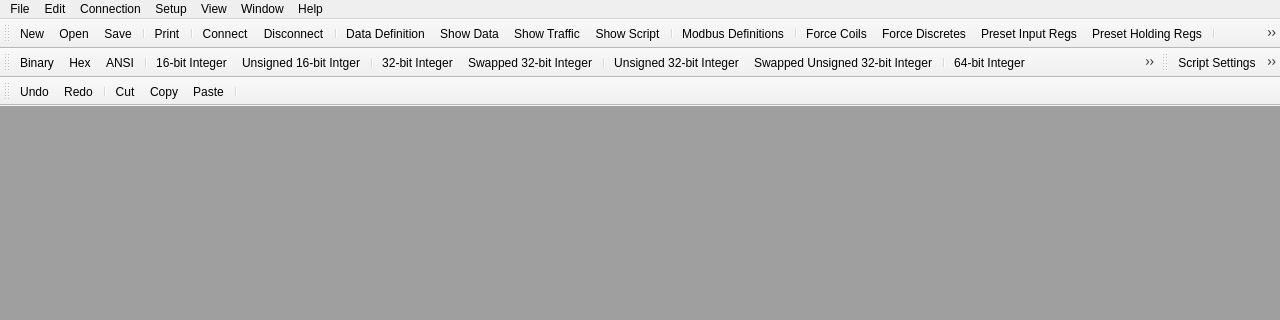
Before: the Qt Designer form src/mainwindow.ui in sanny32/OpenModSim, drawn with Qt 5; both pictures show x 0 to 1280 and y 0 to 320 of the 1280 by 720 pixel window.
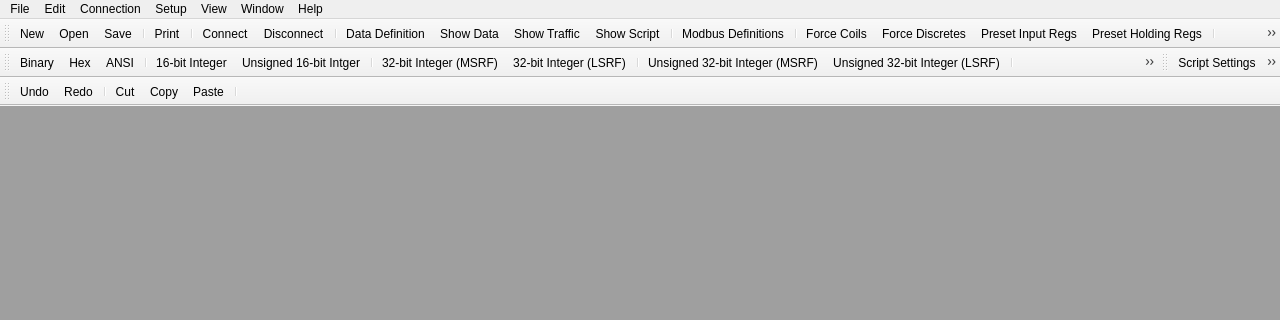
After: the same form once the commit is applied. Icons and pictures are not drawn.

Patch:
```diff
--- a/src/mainwindow.ui
+++ b/src/mainwindow.ui
@@ -486,7 +486,7 @@
      <normaloff>:/res/actionFloatingPt.png</normaloff>:/res/actionFloatingPt.png</iconset>
    </property>
    <property name="text">
-    <string>Float</string>
+    <string>Float (MSRF)</string>
    </property>
    <property name="toolTip">
     <string>Float (MSRF)</string>
@@ -504,7 +504,7 @@
      <normaloff>:/res/actionSwappedFP.png</normaloff>:/res/actionSwappedFP.png</iconset>
    </property>
    <property name="text">
-    <string>Swapped Float</string>
+    <string>Float (LSRF)</string>
    </property>
    <property name="toolTip">
     <string>Float (LSRF)</string>
@@ -522,7 +522,7 @@
      <normaloff>:/res/actionDblFloat.png</normaloff>:/res/actionDblFloat.png</iconset>
    </property>
    <property name="text">
-    <string>Double</string>
+    <string>Double (MSRF)</string>
    </property>
    <property name="iconText">
     <string>Double</string>
@@ -543,7 +543,7 @@
      <normaloff>:/res/actionSwappedDbl.png</normaloff>:/res/actionSwappedDbl.png</iconset>
    </property>
    <property name="text">
-    <string>Swapped Double</string>
+    <string>Double (LSRF)</string>
    </property>
    <property name="toolTip">
     <string>Double (LSRF)</string>
@@ -909,7 +909,7 @@
      <normaloff>:/res/actionInt32.png</normaloff>:/res/actionInt32.png</iconset>
    </property>
    <property name="text">
-    <string>32-bit Integer</string>
+    <string>32-bit Integer (MSRF)</string>
    </property>
    <property name="toolTip">
     <string>32-bit Integer (MSRF)</string>
@@ -927,7 +927,7 @@
      <normaloff>:/res/actionSwappedInt32.png</normaloff>:/res/actionSwappedInt32.png</iconset>
    </property>
    <property name="text">
-    <string>Swapped 32-bit Integer</string>
+    <string>32-bit Integer (LSRF)</string>
    </property>
    <property name="toolTip">
     <string>32-bit Integer (LSRF)</string>
@@ -945,7 +945,7 @@
      <normaloff>:/res/actionUInt32.png</normaloff>:/res/actionUInt32.png</iconset>
    </property>
    <property name="text">
-    <string>Unsigned 32-bit Integer</string>
+    <string>Unsigned 32-bit Integer (MSRF)</string>
    </property>
    <property name="toolTip">
     <string>Unsigned 32-bit Integer (MSRF)</string>
@@ -963,7 +963,7 @@
      <normaloff>:/res/actionSwappedUInt32.png</normaloff>:/res/actionSwappedUInt32.png</iconset>
    </property>
    <property name="text">
-    <string>Swapped Unsigned 32-bit Integer</string>
+    <string>Unsigned 32-bit Integer (LSRF)</string>
    </property>
    <property name="toolTip">
     <string>Unsigned 32-bit Integer (LSRF)</string>
@@ -1009,7 +1009,7 @@
      <normaloff>:/res/actionInt64.png</normaloff>:/res/actionInt64.png</iconset>
    </property>
    <property name="text">
-    <string>64-bit Integer</string>
+    <string>64-bit Integer (MSRF)</string>
    </property>
    <property name="toolTip">
     <string>64-bit Integer (MSRF)</string>
@@ -1027,7 +1027,7 @@
      <normaloff>:/res/actionSwappedInt64.png</normaloff>:/res/actionSwappedInt64.png</iconset>
    </property>
    <property name="text">
-    <string>Swapped 64-bit Integer</string>
+    <string>64-bit Integer (LSRF)</string>
    </property>
    <property name="toolTip">
     <string>64-bit Integer (LSRF)</string>
@@ -1045,7 +1045,7 @@
      <normaloff>:/res/actionUInt64.png</normaloff>:/res/actionUInt64.png</iconset>
    </property>
    <property name="text">
-    <string>Unsigned 64-bit Integer</string>
+    <string>Unsigned 64-bit Integer (MSRF)</string>
    </property>
    <property name="toolTip">
     <string>Unsigned 64-bit Integer (MSRF)</string>
@@ -1063,7 +1063,7 @@
      <normaloff>:/res/actionSwappedUInt64.png</normaloff>:/res/actionSwappedUInt64.png</iconset>
    </property>
    <property name="text">
-    <string>Swapped Unsigned 64-bit Integer</string>
+    <string>Unsigned 64-bit Integer (LSRF)</string>
    </property>
    <property name="toolTip">
     <string>Unsigned 64-bit Integer (LSRF)</string>
```
Left out of the diff: 24 changed lines with no effect on the pictures.
